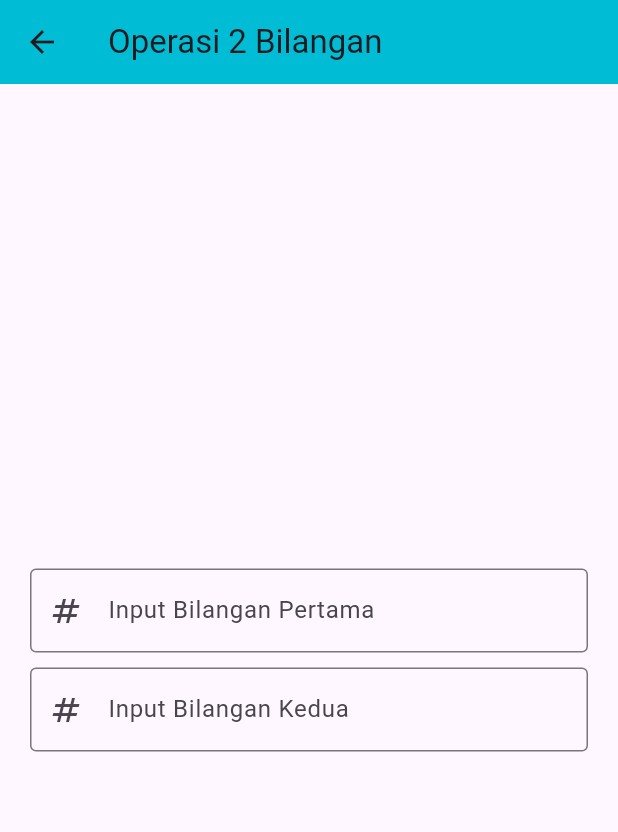
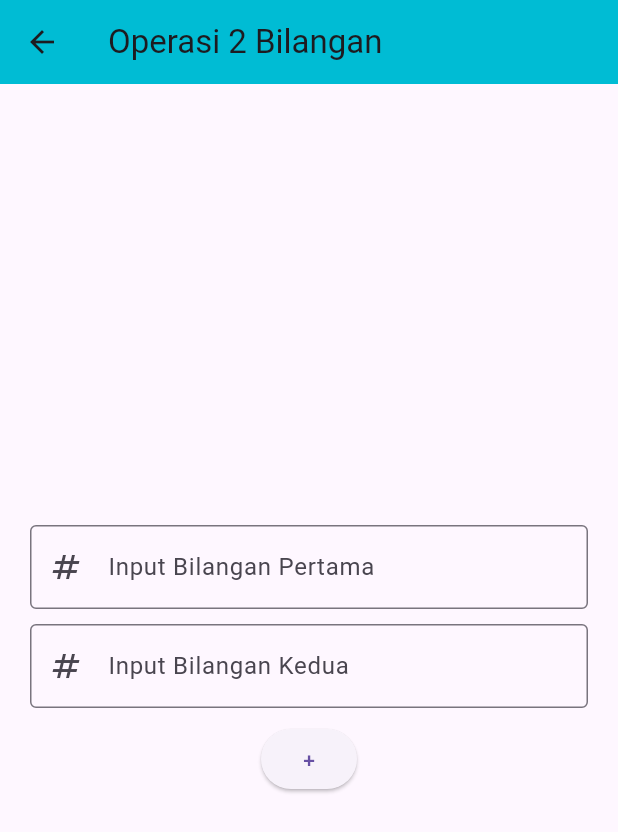
Before and after one commit to maa040424/ChallengeNNN, a Flutter app: the Operasi2bilangan screen opened directly, on a phone screen of 412 x 824 dp. Shown: the top 832 px of the screen. Run offline on Flutter 3.47's test engine with Material 3 defaults, Android fonts, the light colour scheme and no system bars.

Commit message:
Latihan Flutter

```diff
--- a/Hari07/Dart/projek02_perhitungan5b/lib/operasi2bilangan.dart
+++ b/Hari07/Dart/projek02_perhitungan5b/lib/operasi2bilangan.dart
@@ -33,6 +33,10 @@
                     labelText: "Input Bilangan Kedua",
                     prefixIcon: Icon(Icons.numbers)),
               ),
+              SizedBox(
+                height: 10,
+              ),
+              ElevatedButton(onPressed: () {}, child: Text("+"))
             ],
           ),
         ),
```
